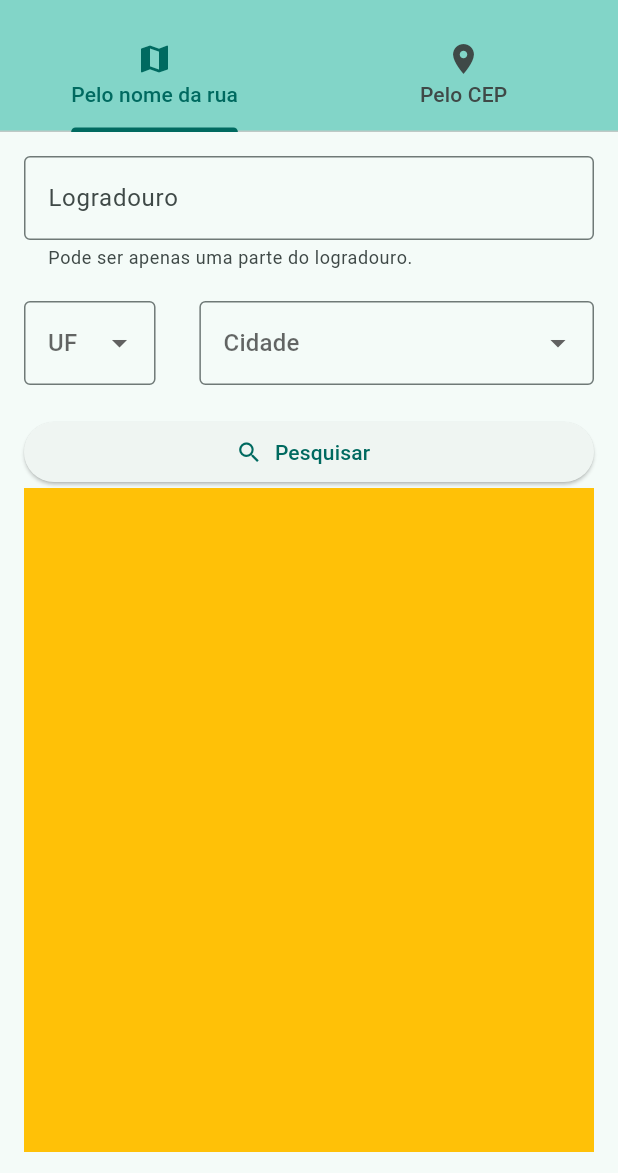
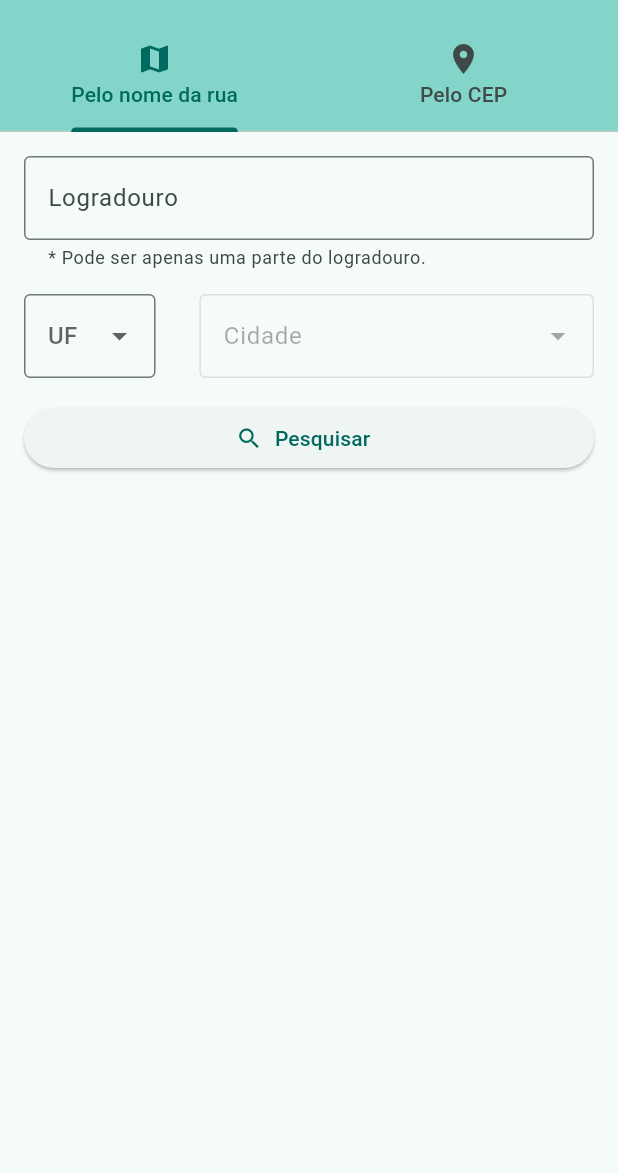
Before and after one commit to esantos1/buscadordecep, a Flutter app: the screen it shows after launch, on a phone screen of 412 x 824 dp, the part 63-1236 px from its top. Run offline on Flutter 3.47's test engine with Material 3 defaults, Android fonts, the phone set to English and light mode, and no system bars; drawn by our look-alikes of dropdown_search; our stand-ins replace brasil_fields.

```diff
--- a/lib/classes/address.dart
+++ b/lib/classes/address.dart
@@ -96,7 +96,5 @@ class Address {
   }
 
   @override
-  String toString() {
-    return toJson().toString();
-  }
+  String toString() => toJson().toString();
 }
--- a/lib/controller/check_by_cep_controller.dart
+++ b/lib/controller/check_by_cep_controller.dart
@@ -2,12 +2,8 @@ import 'dart:convert';
 
 import 'package:buscadordecep/classes/address.dart';
 import 'package:http/http.dart' as http;
-import 'package:buscadordecep/model/check_by_cep_model.dart';
 
 class CheckByCepController {
-  //instância do model
-  final model = CheckByCepModel();
-
   //funções de requisição
   Future<Address> fetchData(String cep) async {
     final url = 'https://viacep.com.br/ws/$cep/json/';
@@ -27,7 +23,7 @@ class CheckByCepController {
       throw Exception('CEP Inválido!');
     } else {
       throw Exception(
-          'Desculpe, ocorreu um erro interno. Por Favor, tente novamente.');
+          'Desculpe, ocorreu um erro interno. Por Favor, tente novamente mais tarde.');
     }
   }
 
--- a/lib/main.dart
+++ b/lib/main.dart
@@ -15,6 +15,7 @@ class MyApp extends StatelessWidget {
         debugShowCheckedModeBanner: false,
         title: 'Buscador de Endereço',
         theme: ThemeData(
+          primaryColor: Colors.teal,
           colorScheme: ColorScheme.fromSeed(seedColor: Colors.teal),
           // useMaterial3: true,
         ),
--- a/lib/model/check_by_address_model.dart
+++ b/lib/model/check_by_address_model.dart
@@ -1,7 +1,7 @@
 import 'package:flutter/material.dart';
 
 class CheckByAddressModel {
-  static final ufs = [
+  late final ufs = [
     'AC',
     'AL',
     'AP',
@@ -31,32 +31,22 @@ class CheckByAddressModel {
     'TO'
   ];
 
-  static final cityTest = [
-    'Cidade A',
-    'Cidade B',
-    'Cidade C',
-    'Cidade D',
-    'Cidade E',
-    'Cidade F',
-    'Cidade G',
-    'Cidade H',
-    'Cidade I',
-    'Cidade J',
-  ];
+  late List<String> cities = [];
 
-  final dropdownUfItems = ufs
+  List<DropdownMenuItem<String>> buildDropdownUfItems() => ufs
       .map((e) => DropdownMenuItem(
             value: e,
             child: Text(e),
           ))
       .toList();
 
-  final dropdowncityTestItems = cityTest
+  List<DropdownMenuItem<String>> buildDropdownCitiesItems() => cities
       .map((e) => DropdownMenuItem(
             value: e,
             child: Text(e),
           ))
       .toList();
 
-  final txtStreetNameController = TextEditingController();
+  String ufValue = '';
+  String? cityValue = '';
 }
--- a/lib/model/check_by_cep_model.dart
+++ /dev/null
@@ -1,3 +0,0 @@
-import 'package:flutter/material.dart';
-
-class CheckByCepModel {}
--- /dev/null
+++ b/lib/shared/widgets/search_dropdown_button_form_field.dart
@@ -0,0 +1,34 @@
+import 'package:flutter/material.dart';
+
+class SearchDropdownButtonFormField<T> extends StatelessWidget {
+  final String hintText;
+  final Widget? icon;
+  final T? value;
+  final List<DropdownMenuItem<T>> items;
+  final ValueChanged onChanged;
+  final VoidCallback? onTap;
+  final String? Function(dynamic)? validator;
+
+  const SearchDropdownButtonFormField({
+    super.key,
+    required this.hintText,
+    required this.items,
+    required this.onChanged,
+    this.validator,
+    this.value,
+    this.icon,
+    this.onTap,
+  });
+
+  @override
+  Widget build(BuildContext context) => DropdownButtonFormField<T>(
+        icon: icon,
+        hint: Text(hintText),
+        value: value,
+        items: items,
+        decoration: InputDecoration(border: OutlineInputBorder()),
+        onChanged: onChanged,
+        onTap: onTap,
+        validator: validator,
+      );
+}
--- a/lib/shared/widgets/search_form_field.dart
+++ b/lib/shared/widgets/search_form_field.dart
@@ -4,6 +4,7 @@ import 'package:flutter/services.dart';
 class SearchFormField extends StatelessWidget {
   final bool clearButton;
   final TextEditingController? controller;
+  final FocusNode? focusNode;
   final List<TextInputFormatter>? inputFormatters;
   final String labelText;
   final String? hintText;
@@ -27,6 +28,7 @@ class SearchFormField extends StatelessWidget {
     this.onFieldSubmitted,
     this.clearButton = true,
     this.textInputAction,
+    this.focusNode,
   });
 
   @override
@@ -34,6 +36,7 @@ class SearchFormField extends StatelessWidget {
     return TextFormField(
       keyboardType: keyboardType,
       controller: controller,
+      focusNode: focusNode,
       inputFormatters: inputFormatters,
       decoration: InputDecoration(
         label: Text(labelText),
--- a/lib/views/check_by_address_view.dart
+++ b/lib/views/check_by_address_view.dart
@@ -1,65 +1,59 @@
 import 'package:buscadordecep/controller/check_by_address_controller.dart';
+import 'package:buscadordecep/shared/widgets/search_dropdown_button_form_field.dart';
 import 'package:buscadordecep/shared/widgets/search_form_field.dart';
+import 'package:dropdown_search/dropdown_search.dart';
 import 'package:flutter/material.dart';
+import 'package:flutter/services.dart';
 
-class CheckByAddressView extends StatelessWidget {
-  CheckByAddressView({super.key});
-
-  final controller = CheckByAddressController();
+class CheckByAddressView extends StatefulWidget {
+  const CheckByAddressView({super.key});
 
   @override
-  Widget build(BuildContext context) => SingleChildScrollView(
+  State<CheckByAddressView> createState() => _CheckByAddressViewState();
+}
+
+class _CheckByAddressViewState extends State<CheckByAddressView> {
+  final checkByAddressController = CheckByAddressController();
+  final txtLogradouroController = TextEditingController();
+  final txtDropdownSearchBarController = TextEditingController();
+
+  bool isLoadingCities = false;
+
+  @override
+  Widget build(BuildContext context) => Container(
         padding: EdgeInsets.symmetric(horizontal: 16.0, vertical: 16.0),
-        child: ConstrainedBox(
-          constraints: BoxConstraints(
-            maxHeight: MediaQuery.of(context).size.height - 160,
-          ),
-          child: Column(
-            children: [
-              Expanded(child: _form()),
-              Expanded(
-                flex: 2,
-                child: Container(
-                  color: Colors.amber,
-                ),
-              )
-            ],
-          ),
+        constraints: BoxConstraints(
+          maxHeight: MediaQuery.of(context).size.height - 200,
         ),
+        child: _form(),
       );
 
   Widget _form() => Form(
         child: Column(
           children: [
             SearchFormField(
-              controller: controller.model.txtStreetNameController,
+              controller: txtLogradouroController,
               labelText: 'Logradouro',
-              hintText: 'Ex.: Praça da Sé, Rua Guaianazes',
-              helperText: 'Pode ser apenas uma parte do logradouro.',
+              hintText: 'Ex.: Rua Guaianazes, Domingos',
+              helperText: '* Pode ser apenas uma parte do logradouro.',
             ),
-            Spacer(),
+            SizedBox(height: 16),
             Row(
               children: [
                 Expanded(
                   flex: 3,
-                  child: SearchDropdownButtonFormField(
+                  child: SearchDropdownButtonFormField<String>(
                     hintText: 'UF',
-                    items: controller.model.dropdownUfItems,
-                    onChanged: (value) {},
+                    items:
+                        checkByAddressController.model.buildDropdownUfItems(),
+                    onChanged: onUfDropdownChanged,
                   ),
                 ),
                 Spacer(),
-                Expanded(
-                  flex: 9,
-                  child: SearchDropdownButtonFormField(
-                    hintText: 'Cidade',
-                    items: controller.model.dropdowncityTestItems,
-                    onChanged: (value) {},
-                  ),
-                ),
+                Expanded(flex: 9, child: _dropDownSearchCities()),
               ],
             ),
-            Spacer(),
+            SizedBox(height: 16),
             Row(
               children: [
                 Expanded(
@@ -74,32 +68,84 @@ class CheckByAddressView extends StatelessWidget {
           ],
         ),
       );
-}
 
-class SearchDropdownButtonFormField extends StatelessWidget {
-  final String hintText;
-  final List<DropdownMenuItem<dynamic>> items;
-  final ValueChanged onChanged;
-  final String? Function(dynamic)? validator;
+  Widget _dropDownSearchCities() => DropdownSearch<String>(
+        enabled: !isLoadingCities &&
+            checkByAddressController.model.ufValue.isNotEmpty,
+        popupProps: PopupProps.modalBottomSheet(
+          showSearchBox: true,
+          modalBottomSheetProps: ModalBottomSheetProps(
+            padding: EdgeInsets.only(top: 16.0),
+            shape: RoundedRectangleBorder(
+              borderRadius: BorderRadius.vertical(top: Radius.circular(8)),
+            ),
+          ),
+          searchDelay: Duration(milliseconds: 0),
+          searchFieldProps: TextFieldProps(
+            controller: txtDropdownSearchBarController,
+            textInputAction: TextInputAction.next,
+            decoration: InputDecoration(
+              border: OutlineInputBorder(),
+              hintText: 'Digite a cidade',
+              hintStyle: TextStyle(color: Colors.grey[500]),
+            ),
+            inputFormatters: [
+              FilteringTextInputFormatter.allow(RegExp(r'[a-zA-Z0-9]'))
+            ],
+          ),
+          emptyBuilder: (context, searchEntry) => Center(
+            child: Text(
+              'Nenhuma cidade foi encontrada.',
+              style: TextStyle(color: Theme.of(context).primaryColor),
+            ),
+          ),
+        ),
+        items: checkByAddressController.model.cities,
+        selectedItem: checkByAddressController.model.cityValue!.isEmpty
+            ? null
+            : checkByAddressController.model.cityValue,
+        dropdownDecoratorProps: DropDownDecoratorProps(
+          baseStyle: TextStyle(fontSize: 16),
+          dropdownSearchDecoration: InputDecoration(
+            icon: isLoadingCities ? CircularProgressIndicator() : null,
+            hintText: isLoadingCities ? null : "Cidade",
+            border: OutlineInputBorder(),
+          ),
+        ),
+        onChanged: (value) {
+          setState(() => checkByAddressController.model.cityValue = value!);
+        },
+      );
 
-  const SearchDropdownButtonFormField({
-    super.key,
-    required this.hintText,
-    required this.items,
-    required this.onChanged,
-    this.validator,
-  });
+  void onUfDropdownChanged(value) async {
+    List<String> ufs = [];
 
-  @override
-  Widget build(BuildContext context) {
-    return DropdownButtonFormField(
-      hint: Text(hintText),
-      items: items,
-      onChanged: onChanged,
-      decoration: InputDecoration(
-        border: OutlineInputBorder(),
-      ),
-      validator: validator,
-    );
+    setState(() {
+      checkByAddressController.model.cityValue = '';
+      checkByAddressController.model.ufValue = value;
+    });
+
+    try {
+      isLoadingCities = true;
+
+      ufs = await checkByAddressController.getCities(value);
+    } on Exception catch (e) {
+      ScaffoldMessenger.of(context).showSnackBar(
+        SnackBar(
+            content: Text(
+                'Ocorreu um erro ao buscar os municípios. Tente novamente mais tarde.')),
+      );
+    } finally {
+      isLoadingCities = false;
+    }
+
+    setState(() {
+      checkByAddressController.model.cities.clear();
+      checkByAddressController.model.cities = ufs;
+    });
+
+    for (var element in checkByAddressController.model.cities) {
+      print(element);
+    }
   }
 }
--- a/pubspec.yaml
+++ b/pubspec.yaml
@@ -36,6 +36,7 @@ dependencies:
   cupertino_icons: ^1.0.2
   http:
   brasil_fields: ^1.14.0
+  dropdown_search: ^5.0.6
 
 dev_dependencies:
   flutter_test:
```
Also changed, not shown: lib/controller/check_by_address_controller.dart (+41 -0 lines), lib/model/home_model.dart (+2 -8 lines), lib/store/check_by_address_store.dart (added, +34 -0 lines), lib/views/check_by_cep_view.dart (+20 -15 lines), pubspec.lock, 2 other files.
